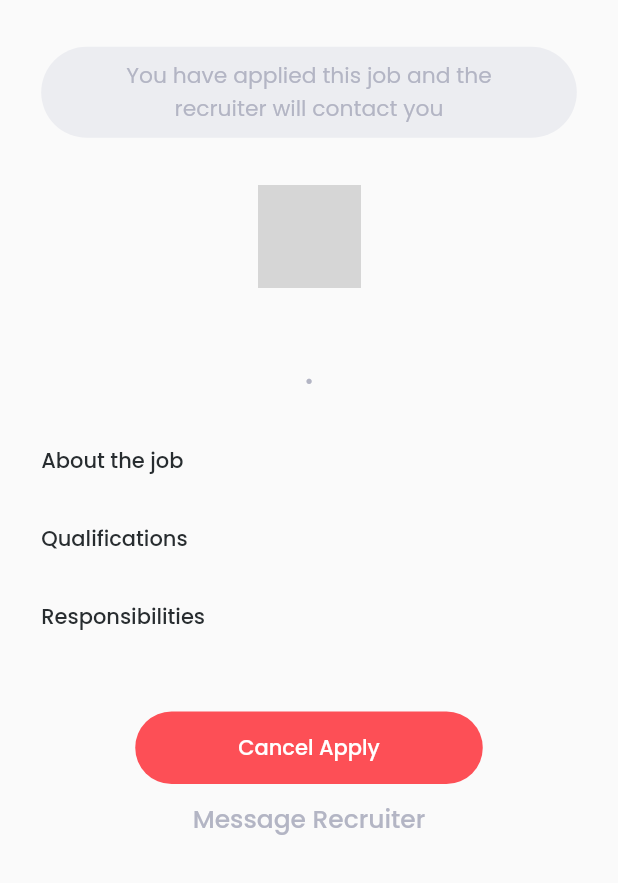
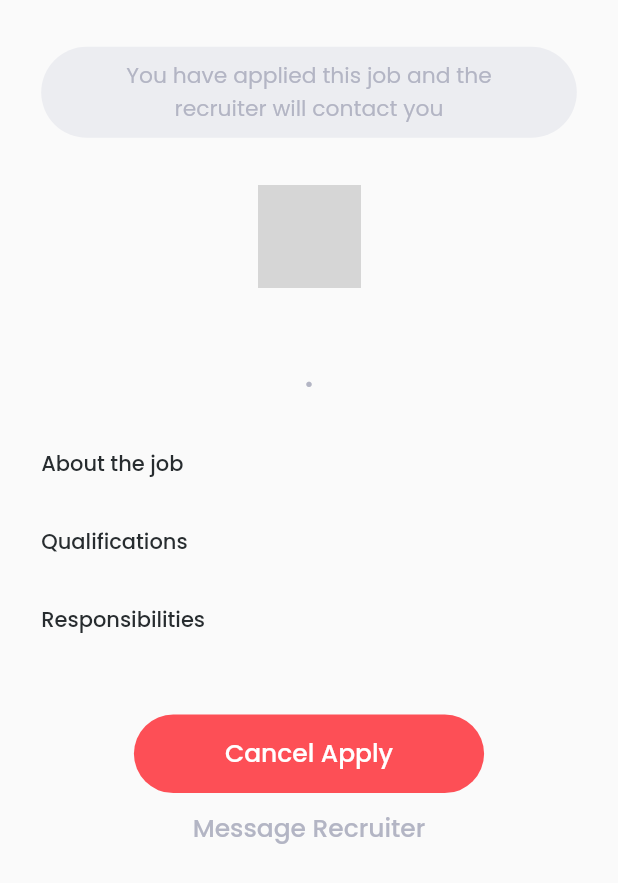
Before and after one commit to Dzaky02/future_jobs, a Flutter app: the DetailPage screen opened directly with empty values, after a tap on "Apply for Job", on a phone screen of 412 x 824 dp. Shown: the top 883 px of the screen. Run offline on Flutter 3.47's test engine with Material 2 defaults, Android fonts, the phone set to English and light mode, and no system bars; our stand-ins replace email_validator, google_fonts; accounts and stored records are empty; network calls fail; grey boxes are pictures that could not be loaded.

Commit message:
Update Detail Page responsive.

```diff
--- a/lib/pages/detail_page.dart
+++ b/lib/pages/detail_page.dart
@@ -57,7 +57,7 @@ class _DetailPageState extends State<DetailPage> {
           Text(
             widget.job.name,
             style: blackTextStyle.copyWith(
-              fontSize: 20,
+              fontSize: SizeConfig.scaleText(20),
               fontWeight: semiBold,
             ),
           ),
@@ -66,7 +66,9 @@ class _DetailPageState extends State<DetailPage> {
           ),
           Text(
             '${widget.job.companyName} • ${widget.job.location}',
-            style: greyTextStyle,
+            style: greyTextStyle.copyWith(
+              fontSize: SizeConfig.scaleText(14),
+            ),
           ),
         ],
       );
@@ -92,6 +94,7 @@ class _DetailPageState extends State<DetailPage> {
               child: Text(
                 text,
                 style: blackTextStyle.copyWith(
+                  fontSize: SizeConfig.scaleText(15),
                   fontWeight: light,
                 ),
               ),
@@ -188,12 +191,13 @@ class _DetailPageState extends State<DetailPage> {
               ),
               padding: EdgeInsets.symmetric(
                 vertical: SizeConfig.scaleWidth(12),
-                horizontal: SizeConfig.scaleWidth(60),
+                horizontal: SizeConfig.scaleWidth(53),
               ),
             ),
             child: Text(
               'Apply for Job',
               style: whiteTextStyle.copyWith(
+                fontSize: SizeConfig.scaleText(16),
                 fontWeight: medium,
               ),
             ),
@@ -221,12 +225,13 @@ class _DetailPageState extends State<DetailPage> {
               ),
               padding: EdgeInsets.symmetric(
                 vertical: SizeConfig.scaleWidth(12),
-                horizontal: SizeConfig.scaleWidth(60),
+                horizontal: SizeConfig.scaleWidth(53),
               ),
             ),
             child: Text(
               'Cancel Apply',
               style: whiteTextStyle.copyWith(
+                fontSize: SizeConfig.scaleText(16),
                 fontWeight: medium,
               ),
             ),
```
